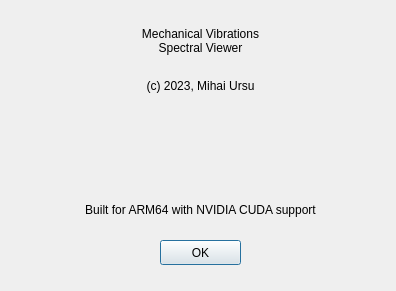
mu1492/CbM, file SpectralViewer/About.ui: the form before one commit.
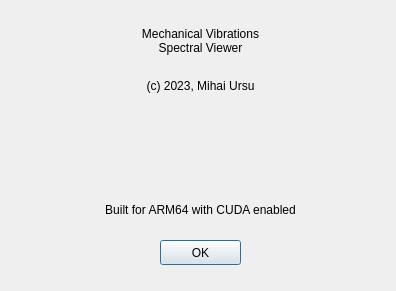
The form after the commit. Icons and pictures are not drawn.

What changed in the file:
```diff
--- a/SpectralViewer/About.ui
+++ b/SpectralViewer/About.ui
@@ -69,7 +69,7 @@
     </rect>
    </property>
    <property name="text">
-    <string>Built for ARM64 with NVIDIA CUDA support</string>
+    <string>Built for ARM64 with CUDA enabled</string>
    </property>
    <property name="alignment">
     <set>Qt::AlignCenter</set>
```
Left out of the diff: 38 changed lines with no effect on the pictures.
